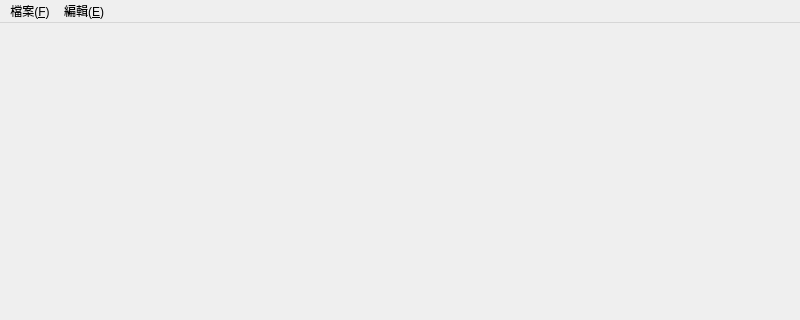
The window that mainwindow.ui (qqaz1204/DesignWindow) describes before a commit, drawn with Qt 5; both pictures show x 0 to 800 and y 0 to 320 of the 800 by 600 pixel window.
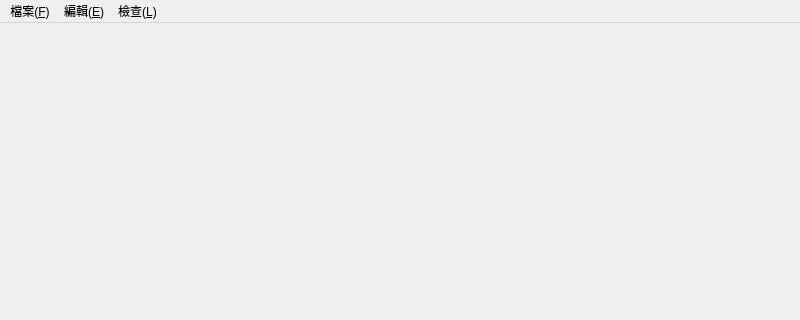
The same window after the commit.

```diff
--- a/mainwindow.ui
+++ b/mainwindow.ui
@@ -45,8 +45,18 @@
     <addaction name="action_C_2"/>
     <addaction name="action_A_2"/>
    </widget>
+   <widget class="QMenu" name="menu_I">
+    <property name="title">
+     <string>檢查(&amp;L)</string>
+    </property>
+    <addaction name="action_O"/>
+    <addaction name="action_G"/>
+    <addaction name="action_T_2"/>
+    <addaction name="action_G_2"/>
+   </widget>
    <addaction name="menu_N"/>
    <addaction name="menu_E"/>
+   <addaction name="menu_I"/>
   </widget>
   <widget class="QStatusBar" name="statusbar"/>
   <action name="action_0">
```
Left out of the diff: 20 changed lines with no effect on the pictures.
